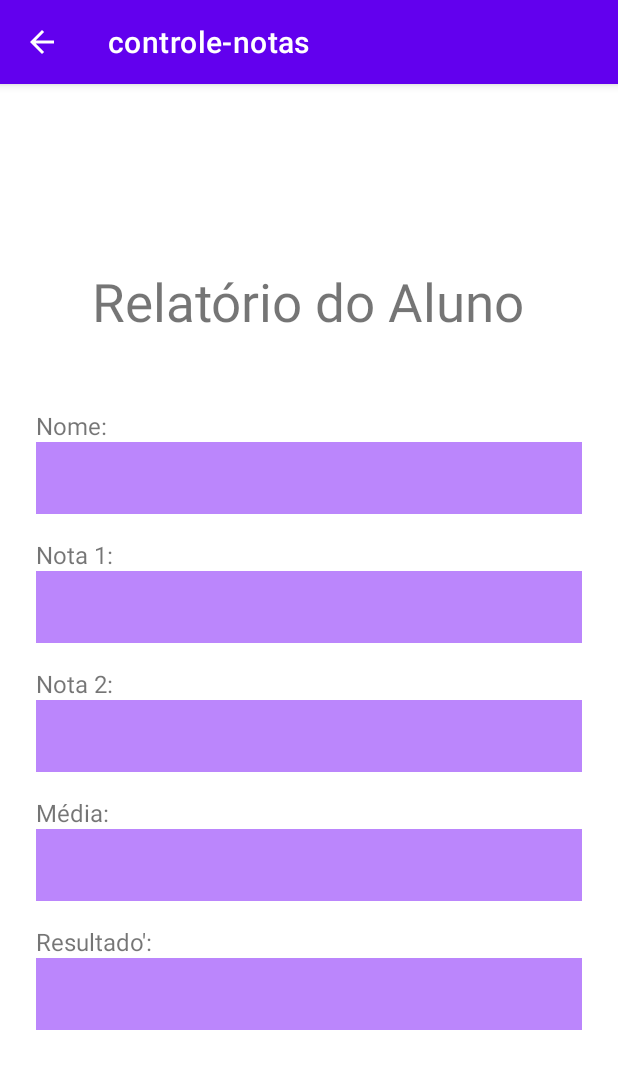
After one commit to adriellourenco/MediaNotas_Android, an Android app: the ResultadoActivity screen opened directly, with no data from a screen before it, on a phone screen of 412 x 824 dp. The commit adds this screen. Shown: the top 1069 px of the screen. Run offline under Robolectric (Android 15) with nearby library versions, the phone set to English and light mode, and no system bars.

Commit message:
Adcionado nova tela para resultados

```diff
--- a/app/src/main/AndroidManifest.xml
+++ b/app/src/main/AndroidManifest.xml
@@ -10,6 +10,12 @@
         android:supportsRtl="true"
         android:theme="@style/Theme.Controlenotas">
         <activity
+            android:name=".ResultadoActivity"
+            android:exported="false"
+            android:parentActivityName=".MainActivity"
+            android:launchMode="singleTop"
+            />
+        <activity
             android:name=".MainActivity"
             android:exported="true">
             <intent-filter>
--- a/app/src/main/java/br/senai/sp/jandira/controle_notas/MainActivity.kt
+++ b/app/src/main/java/br/senai/sp/jandira/controle_notas/MainActivity.kt
@@ -1,5 +1,6 @@
 package br.senai.sp.jandira.controle_notas
 
+import android.content.Intent
 import android.graphics.Color
 import androidx.appcompat.app.AppCompatActivity
 import android.os.Bundle
@@ -34,10 +35,17 @@ class MainActivity : AppCompatActivity() {
                 val nota2 = nota2EditText.text.toString().toInt()
                 val nomeUsuario = nomeUsuarioEditText.text.toString()
                 val tabelaValoresTextView = findViewById<TextView>(R.id.tabelaValores)
+                val media = calcularMedia(nota1, nota2)
+                tabelaValoresTextView.text = situacaoAluno(media)
 
-                val media = calcularMedia(nota1, nota2)
+                val intent = Intent(this, ResultadoActivity::class.java)
+                intent.putExtra( "nome", nomeUsuarioEditText.text.toString())
+                intent.putExtra("nota1", nota1.toString())
+                intent.putExtra("nota2", nota2.toString())
+                intent.putExtra("media", media.toString())
+                intent.putExtra("situacao", situacaoAluno(media))
+                startActivity(intent)
 
-                tabelaValoresTextView.text = situacaoAluno(media)
 
 //                if (media >= 5) {
 //                    tabelaValoresTextView.text = "Nome: " +nomeUsuario + "\n" +
--- /dev/null
+++ b/app/src/main/java/br/senai/sp/jandira/controle_notas/ResultadoActivity.kt
@@ -0,0 +1,31 @@
+package br.senai.sp.jandira.controle_notas
+
+import android.content.Intent
+import androidx.appcompat.app.AppCompatActivity
+import android.os.Bundle
+import android.widget.TextView
+
+class ResultadoActivity : AppCompatActivity() {
+    override fun onCreate(savedInstanceState: Bundle?) {
+        super.onCreate(savedInstanceState)
+        setContentView(R.layout.activity_resultado)
+
+        val  nomeTextView = findViewById<TextView>(R.id.nome)
+        val nota1TextView = findViewById<TextView>(R.id.nota1)
+        val nota2TextView = findViewById<TextView>(R.id.nota2)
+        val mediaTextView = findViewById<TextView>(R.id.media)
+        val resultadoTextView = findViewById<TextView>(R.id.resultado)
+
+        val intent: Intent = getIntent()
+
+        val actionBar = supportActionBar
+
+        actionBar!!.setDefaultDisplayHomeAsUpEnabled(true)
+
+        nomeTextView.text = intent.getStringExtra("nome")
+        nota1TextView.text = intent.getStringExtra("nota1")
+        nota2TextView.text = intent.getStringExtra("nota2")
+        mediaTextView.text = intent.getStringExtra("media")
+        resultadoTextView.text = intent.getStringExtra("situacao")
+    }
+}
--- a/app/src/main/res/layout/activity_main.xml
+++ b/app/src/main/res/layout/activity_main.xml
@@ -73,7 +73,6 @@
         android:id="@+id/tabelaValores"
         android:layout_width="wrap_content"
         android:layout_height="wrap_content"
-        android:text="Texto para teste"
         android:textSize="24sp"
         android:textColor="@color/purple_500"
         />
--- /dev/null
+++ b/app/src/main/res/layout/activity_resultado.xml
@@ -0,0 +1,80 @@
+<?xml version="1.0" encoding="utf-8"?>
+<LinearLayout
+    xmlns:android="http://schemas.android.com/apk/res/android"
+    xmlns:app="http://schemas.android.com/apk/res-auto"
+    xmlns:tools="http://schemas.android.com/tools"
+    android:layout_width="match_parent"
+    android:layout_height="match_parent"
+    tools:context=".ResultadoActivity"
+    android:orientation="vertical"
+    android:gravity="center"
+    >
+
+    <TextView
+        android:layout_width="wrap_content"
+        android:layout_height="wrap_content"
+        android:text="Relatório do Aluno"
+        android:textSize="35sp"
+        android:layout_marginBottom="48dp"
+        />
+
+    <LinearLayout
+        android:layout_width="match_parent"
+        android:layout_height="wrap_content"
+        android:orientation="vertical"
+        android:paddingHorizontal="24dp"
+        >
+
+    <TextView
+        android:text="Nome:"
+        style="@style/label" />
+
+    <TextView
+        style="@style/campos"
+        android:id="@+id/nome"
+        />
+
+        <TextView
+            android:text="Nota 1:"
+            style="@style/label"
+            />
+
+        <TextView
+            android:id="@+id/nota1"
+            style="@style/campos"
+            />
+
+        <TextView
+            android:text="Nota 2:"
+            style="@style/label"
+            />
+
+        <TextView
+            android:id="@+id/nota2"
+            style="@style/campos"
+            />
+
+        <TextView
+            android:text="Média:"
+            style="@style/label"
+            />
+
+        <TextView
+            android:id="@+id/media"
+            style="@style/campos"
+            />
+
+        <TextView
+            android:text="Resultado':"
+            style="@style/label"
+            />
+
+        <TextView
+            android:id="@+id/resultado"
+            style="@style/campos"
+            />
+
+    </LinearLayout>
+
+
+</LinearLayout>
--- /dev/null
+++ b/app/src/main/res/values/styles.xml
@@ -0,0 +1,18 @@
+<?xml version="1.0" encoding="utf-8"?>
+<resources>
+
+    <style name="label">
+        <item name="android:layout_width">wrap_content</item>
+        <item name="android:layout_height">wrap_content</item>
+        <item name="android:textSize">16sp</item>
+    </style>
+
+    <style name="campos">
+        <item name="android:layout_width">match_parent</item>
+        <item name="android:layout_height">48dp</item>
+        <item name="android:textSize">24sp</item>
+        <item name="android:background">@color/purple_200</item>
+        <item name="android:textColor">@color/purple_700</item>
+        <item name="android:layout_marginBottom">16dp</item>
+    </style>
+</resources>
```
